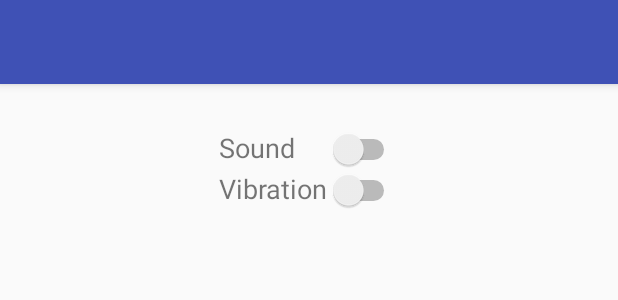
After one commit to amritpal26/Breat, an Android app: the layout activity_settings2.xml on its own in the app's theme, with its tools: preview values and no code run, on a phone screen of 412 x 824 dp. The commit adds this screen. Shown: the top 300 px of the screen. Run offline under Robolectric (Android 15) with nearby library versions, the phone set to English and light mode, and no system bars.

Commit message:
Settings activity added.
Functionality yet to be added

```diff
--- a/app/build.gradle
+++ b/app/build.gradle
@@ -1,3 +1,4 @@
+//noinspection GradleCompatible
 apply plugin: 'com.android.application'
 
 android {
@@ -19,7 +20,7 @@ android {
 }
 
 dependencies {
-    implementation fileTree(dir: 'libs', include: ['*.jar'])
+    implementation fileTree(include: ['*.jar'], dir: 'libs')
     implementation 'com.android.support:appcompat-v7:27.1.1'
     implementation 'com.android.support:design:27.1.1'
     implementation 'com.android.support.constraint:constraint-layout:1.1.0'
@@ -28,4 +29,5 @@ dependencies {
     androidTestImplementation 'com.android.support.test:runner:1.0.2'
     androidTestImplementation 'com.android.support.test.espresso:espresso-core:3.0.2'
     implementation 'me.zhanghai.android.materialprogressbar:library:1.4.2'
+    implementation 'com.android.support:preference-v7:27.1.1'
 }
--- a/app/src/main/AndroidManifest.xml
+++ b/app/src/main/AndroidManifest.xml
@@ -1,6 +1,7 @@
 <?xml version="1.0" encoding="utf-8"?>
 <manifest xmlns:android="http://schemas.android.com/apk/res/android"
     package="com.example.amrit.breathingcues">
+
     <uses-permission android:name="android.permission.VIBRATE" />
 
     <application
@@ -20,6 +21,9 @@
                 <category android:name="android.intent.category.LAUNCHER" />
             </intent-filter>
         </activity>
+        <activity android:name=".SettingsActivity"
+            android:label="Settings"
+            android:parentActivityName=".MainActivity"></activity>
     </application>
 
 </manifest>
--- a/app/src/main/java/com/example/amrit/breathingcues/SectionsPagerAdapter.java
+++ b/app/src/main/java/com/example/amrit/breathingcues/SectionsPagerAdapter.java
@@ -34,7 +34,6 @@ public class SectionsPagerAdapter extends FragmentPagerAdapter {
 
     @Override
     public int getCount() {
-
         return mFragmentList.size();
     }
 }
--- /dev/null
+++ b/app/src/main/res/layout/activity_settings2.xml
@@ -0,0 +1,25 @@
+<?xml version="1.0" encoding="utf-8"?>
+<android.support.design.widget.CoordinatorLayout xmlns:android="http://schemas.android.com/apk/res/android"
+    xmlns:app="http://schemas.android.com/apk/res-auto"
+    xmlns:tools="http://schemas.android.com/tools"
+    android:layout_width="match_parent"
+    android:layout_height="match_parent"
+    tools:context=".SettingsActivity">
+
+    <android.support.design.widget.AppBarLayout
+        android:layout_width="match_parent"
+        android:layout_height="wrap_content"
+        android:theme="@style/AppTheme.AppBarOverlay">
+
+        <android.support.v7.widget.Toolbar
+            android:id="@+id/toolbar"
+            android:layout_width="match_parent"
+            android:layout_height="?attr/actionBarSize"
+            android:background="?attr/colorPrimary"
+            app:popupTheme="@style/AppTheme.PopupOverlay" />
+
+    </android.support.design.widget.AppBarLayout>
+
+    <include layout="@layout/content_settings" />
+
+</android.support.design.widget.CoordinatorLayout>
--- /dev/null
+++ b/app/src/main/res/layout/content_settings.xml
@@ -0,0 +1,57 @@
+<?xml version="1.0" encoding="utf-8"?>
+<android.support.constraint.ConstraintLayout xmlns:android="http://schemas.android.com/apk/res/android"
+    xmlns:app="http://schemas.android.com/apk/res-auto"
+    xmlns:tools="http://schemas.android.com/tools"
+    android:layout_width="match_parent"
+    android:layout_height="match_parent"
+    app:layout_behavior="@string/appbar_scrolling_view_behavior"
+    tools:context=".SettingsActivity"
+    tools:showIn="@layout/activity_settings2">
+
+    <TableLayout
+        android:layout_width="wrap_content"
+        android:layout_height="wrap_content"
+        android:layout_marginEnd="8dp"
+        android:layout_marginStart="8dp"
+        android:layout_marginTop="30dp"
+        app:layout_constraintEnd_toEndOf="parent"
+        app:layout_constraintStart_toStartOf="parent"
+        app:layout_constraintTop_toTopOf="parent">
+
+        <TableRow
+            android:layout_width="match_parent"
+            android:layout_height="match_parent">
+
+            <TextView
+                android:id="@+id/vibrationTextView"
+                android:layout_width="wrap_content"
+                android:layout_height="wrap_content"
+                android:text="@string/settings_sound"
+                android:textSize="18sp"/>
+
+            <Switch
+                android:id="@+id/vibration_switch"
+                android:layout_width="wrap_content"
+                android:layout_height="wrap_content"/>
+        </TableRow>
+
+        <TableRow
+            android:layout_width="match_parent"
+            android:layout_height="match_parent">
+
+            <TextView
+                android:id="@+id/soundTextView"
+                android:layout_width="wrap_content"
+                android:layout_height="wrap_content"
+                android:text="@string/settings_vibration"
+                android:textSize="18sp"/>
+
+            <Switch
+                android:id="@+id/sound_switch"
+                android:layout_width="wrap_content"
+                android:layout_height="wrap_content"/>
+        </TableRow>
+
+    </TableLayout>
+
+</android.support.constraint.ConstraintLayout>
--- a/app/src/main/res/menu/menu_main.xml
+++ b/app/src/main/res/menu/menu_main.xml
@@ -6,5 +6,7 @@
         android:id="@+id/action_settings"
         android:orderInCategory="100"
         android:title="@string/action_settings"
-        app:showAsAction="never" />
+        app:showAsAction="ifRoom"
+        android:icon="@drawable/ic_settings"
+        />
 </menu>
--- a/app/src/main/res/values/styles.xml
+++ b/app/src/main/res/values/styles.xml
@@ -6,6 +6,7 @@
         <item name="colorPrimary">@color/colorPrimary</item>
         <item name="colorPrimaryDark">@color/colorPrimaryDark</item>
         <item name="colorAccent">@color/colorAccent</item>
+        <item name="preferenceTheme">@style/PreferenceThemeOverlay</item>
     </style>
 
     <style name="AppTheme.NoActionBar">
@@ -14,7 +15,6 @@
     </style>
 
     <style name="AppTheme.AppBarOverlay" parent="ThemeOverlay.AppCompat.Dark.ActionBar" />
-
     <style name="AppTheme.PopupOverlay" parent="ThemeOverlay.AppCompat.Light" />
 
 </resources>
```
Also changed, not shown: app/src/main/java/com/example/amrit/breathingcues/ActionFragment.java (+0 -20 lines), app/src/main/java/com/example/amrit/breathingcues/AppCompatPreferenceActivity.java (added, +109 -0 lines), app/src/main/java/com/example/amrit/breathingcues/LockableViewPager.java (added, +42 -0 lines), app/src/main/java/com/example/amrit/breathingcues/MainActivity.java (+22 -7 lines), app/src/main/java/com/example/amrit/breathingcues/SettingsActivity.java (added, +37 -0 lines), app/src/main/java/com/example/amrit/breathingcues/SettingsFragment.java (added, +24 -0 lines), app/src/main/res/layout/activity_main.xml (+3 -20 lines), app/src/main/res/layout/activity_settings.xml (added, +9 -0 lines), app/src/main/res/values/strings.xml (+78 -0 lines), app/src/main/res/xml/preferences.xml (added, +14 -0 lines), 1 other file.
